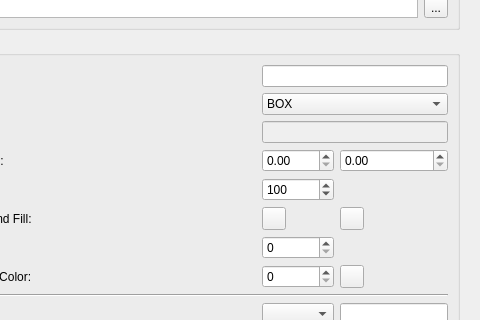
Before: the Qt Designer form ui/posiview_properties_base.ui in jrenken/qgis-PosiView, drawn with Qt 5; both pictures show x 283 to 763 and y 214 to 534 of the 763 by 828 pixel window.
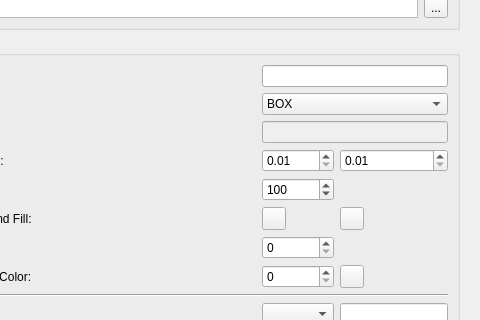
After: the same form once the commit is applied. The open tabs and pages were chosen to show the change. Icons and pictures are not drawn. Custom widgets are drawn as their Qt base class.

```diff
--- a/ui/posiview_properties_base.ui
+++ b/ui/posiview_properties_base.ui
@@ -753,6 +753,9 @@
                   </item>
                   <item row="3" column="1">
                    <widget class="QDoubleSpinBox" name="doubleSpinBoxMobileLength">
+                    <property name="minimum">
+                     <double>0.010000000000000</double>
+                    </property>
                     <property name="maximum">
                      <double>999.990000000000009</double>
                     </property>
@@ -816,7 +819,11 @@
                    <widget class="QLineEdit" name="lineEditMobileName"/>
                   </item>
                   <item row="3" column="2">
-                   <widget class="QDoubleSpinBox" name="doubleSpinBoxMobileWidth"/>
+                   <widget class="QDoubleSpinBox" name="doubleSpinBoxMobileWidth">
+                    <property name="minimum">
+                     <double>0.010000000000000</double>
+                    </property>
+                   </widget>
                   </item>
                   <item row="10" column="1" colspan="2">
                    <layout class="QHBoxLayout" name="horizontalLayout_5">
```
